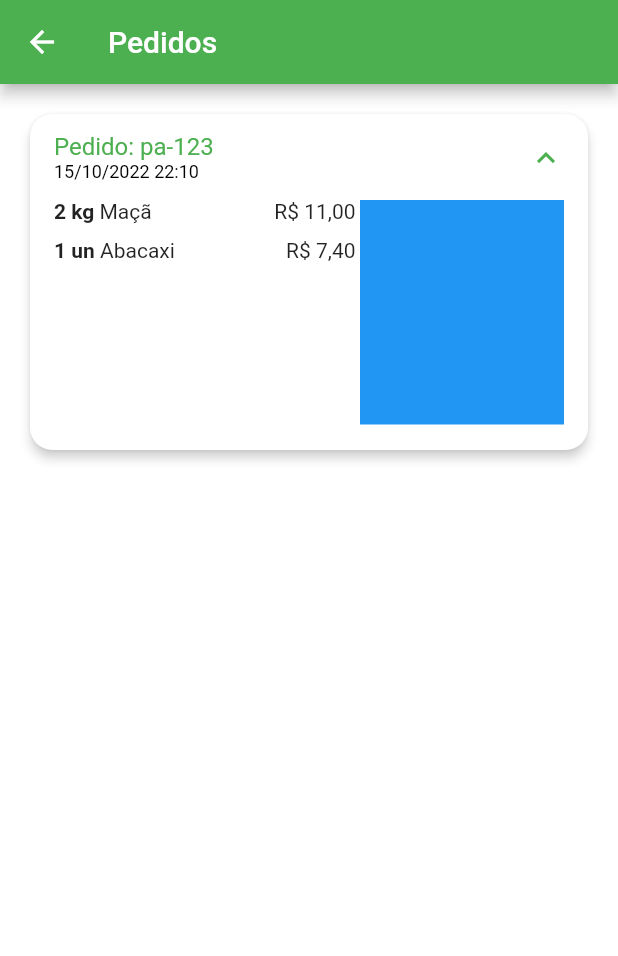
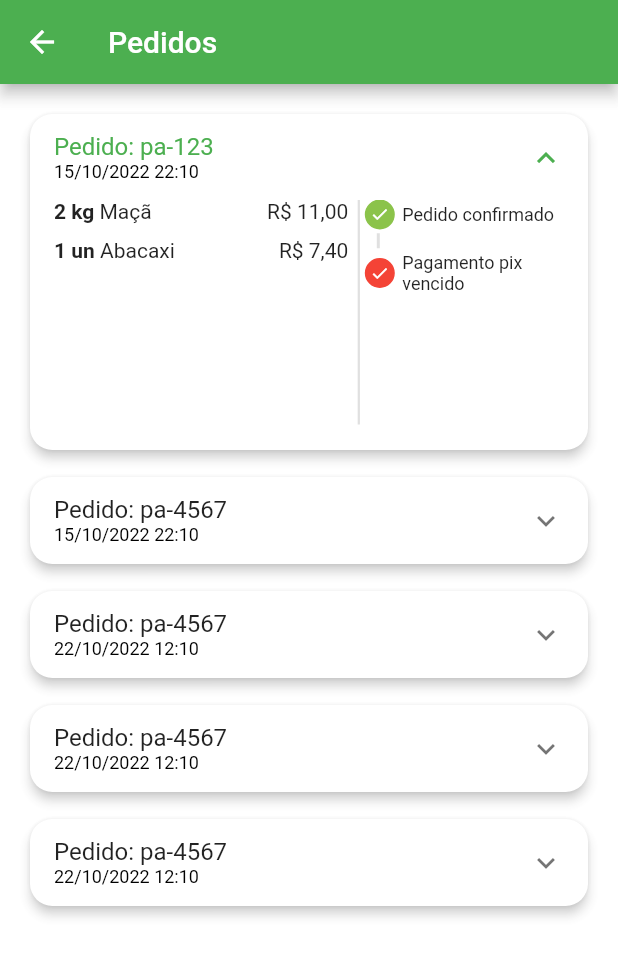
Before and after one commit to oliveiraxavier/quitanda-virtual-1-mx, a Flutter app: the OrdersTab screen opened directly, after a tap on an icon or button, on a phone screen of 412 x 824 dp. Shown: the top 956 px of the screen. Run offline on Flutter 3.47's test engine with Material 2 defaults, Android fonts, the phone set to English and light mode, and no system bars; our stand-ins replace animated_text_kit, badges, mask_text_input_formatter.

Commit message:
Start quitanda virtual - Aula 43-

```diff
--- a/lib/src/config/app_data.dart
+++ b/lib/src/config/app_data.dart
@@ -123,4 +123,92 @@ List<OrderModel> orders = [
     copyAndPaste: 'qwerqsder',
     total: 12.9,
   ),
+  OrderModel(
+    id: 'pa-4567',
+    createdDateTime: DateTime.parse(
+      '2022-10-15 22:10:12.450',
+    ),
+    overdueDateTime: DateTime.parse(
+      '2022-10-15 22:15:12.450',
+    ),
+    items: [
+      CartItemModel(
+        item: manga,
+        quantity: 1,
+      ),
+      CartItemModel(
+        item: abacaxi,
+        quantity: 1,
+      ),
+    ],
+    status: 'refunded',
+    copyAndPaste: 'qwerqsder',
+    total: 12.9,
+  ),
+  OrderModel(
+    id: 'pa-4567',
+    createdDateTime: DateTime.parse(
+      '2022-10-22 12:10:12.450',
+    ),
+    overdueDateTime: DateTime.parse(
+      '2022-10-22 22:15:12.450',
+    ),
+    items: [
+      CartItemModel(
+        item: manga,
+        quantity: 1,
+      ),
+      CartItemModel(
+        item: abacaxi,
+        quantity: 1,
+      ),
+    ],
+    status: 'delivered',
+    copyAndPaste: 'qwerqsder',
+    total: 12.9,
+  ),
+  OrderModel(
+    id: 'pa-4567',
+    createdDateTime: DateTime.parse(
+      '2022-10-22 12:10:12.450',
+    ),
+    overdueDateTime: DateTime.parse(
+      '2022-10-22 22:15:12.450',
+    ),
+    items: [
+      CartItemModel(
+        item: manga,
+        quantity: 1,
+      ),
+      CartItemModel(
+        item: abacaxi,
+        quantity: 1,
+      ),
+    ],
+    status: 'delivered',
+    copyAndPaste: 'qwerqsder',
+    total: 12.9,
+  ),
+  OrderModel(
+    id: 'pa-4567',
+    createdDateTime: DateTime.parse(
+      '2022-10-22 12:10:12.450',
+    ),
+    overdueDateTime: DateTime.parse(
+      '2022-10-22 22:15:12.450',
+    ),
+    items: [
+      CartItemModel(
+        item: manga,
+        quantity: 1,
+      ),
+      CartItemModel(
+        item: abacaxi,
+        quantity: 1,
+      ),
+    ],
+    status: 'preparing_purchase',
+    copyAndPaste: 'qwerqsder',
+    total: 12.9,
+  ),
 ];
--- /dev/null
+++ b/lib/src/pages/orders/components/order_status_widget.dart
@@ -0,0 +1,149 @@
+import 'package:flutter/material.dart';
+import 'package:quitanda_virtual_mx/src/config/custom_colors.dart';
+
+class OrderStatusWidget extends StatelessWidget {
+  final String status;
+  final bool isOverdue;
+
+  final Map<String, int> allStatus = <String, int>{
+    'pending_payment': 0,
+    'refunded': 1,
+    'paid': 2,
+    'preparing_purchase': 3,
+    'shipping': 4,
+    'delivered': 5,
+  };
+
+  int get currentStatus => allStatus[status]!;
+
+  OrderStatusWidget({Key? key, required this.status, required this.isOverdue})
+      : super(key: key);
+
+  @override
+  Widget build(BuildContext context) {
+    return Column(
+      crossAxisAlignment: CrossAxisAlignment.start,
+      children: [
+        const _StatusDot(
+          isActive: true,
+          title: 'Pedido confirmado',
+        ),
+
+        const _CustomDotDivider(),
+
+        if (currentStatus == 1) ...[
+          const _StatusDot(
+            isActive: true,
+            title: 'Pix Extornado',
+            backgroundColor: Colors.orange,
+          ),
+        ] else if (isOverdue) ...[
+          const _StatusDot(
+            isActive: true,
+            title: 'Pagamento pix vencido',
+            backgroundColor: Colors.red,
+          ),
+        ] else ...[
+          _StatusDot(
+            isActive: currentStatus > 1,
+            title: 'Pagamento',
+          ),
+
+          const _CustomDotDivider(),
+
+          _StatusDot(
+            isActive: currentStatus > 2,
+            title: 'Preparando',
+          ),
+
+          const _CustomDotDivider(),
+
+          _StatusDot(
+            isActive: currentStatus > 3,
+            title: 'Envio',
+          ),
+
+          const _CustomDotDivider(),
+
+          _StatusDot(
+            isActive: currentStatus > 4,
+            title: 'Entregue',
+          ),
+
+        ],
+      ],
+    );
+  }
+}
+
+class _StatusDot extends StatelessWidget {
+  final bool isActive;
+  final String title;
+  final Color? backgroundColor;
+
+  const _StatusDot({
+    Key? key,
+    required this.isActive,
+    required this.title,
+    this.backgroundColor,
+  }) : super(key: key);
+
+  @override
+  Widget build(BuildContext context) {
+    return Row(
+      children: [
+        // Icone Dot
+        Container(
+          alignment: Alignment.center,
+          height: 20,
+          width: 20,
+          decoration: BoxDecoration(
+            shape: BoxShape.circle,
+            border: Border.all(
+              color: backgroundColor ?? CustomColors.customSwatchColor,
+            ),
+            color: isActive
+                ? (backgroundColor ?? CustomColors.customSwatchColor)
+                : Colors.transparent,
+          ),
+          child: isActive
+              ? const Icon(
+                  Icons.check,
+                  size: 13,
+                  color: Colors.white,
+                )
+              : const SizedBox.shrink(),
+        ),
+        const SizedBox(
+          width: 5,
+        ),
+        //Texto
+        Expanded(
+          child: Text(
+            title,
+            style: TextStyle(
+              fontSize: 12,
+            ),
+          ),
+        ),
+      ],
+    );
+  }
+}
+
+class _CustomDotDivider extends StatelessWidget {
+  const _CustomDotDivider({Key? key}) : super(key: key);
+
+  @override
+  Widget build(BuildContext context) {
+    return Container(
+      margin: const EdgeInsets.symmetric(
+        horizontal: 8,
+        vertical: 2.5,
+      ),
+      height: 10,
+      width: 2,
+      color: Colors.grey.shade300,
+    );
+  }
+}
--- a/lib/src/pages/orders/components/order_tile.dart
+++ b/lib/src/pages/orders/components/order_tile.dart
@@ -1,5 +1,6 @@
 import 'package:flutter/material.dart';
 import 'package:quitanda_virtual_mx/src/models/order_model.dart';
+import 'package:quitanda_virtual_mx/src/pages/orders/components/order_status_widget.dart';
 import 'package:quitanda_virtual_mx/src/services/utils_services.dart';
 
 import '../../../models/cart_item_model.dart';
@@ -38,32 +39,16 @@ class OrderTile extends StatelessWidget {
               ),
             ],
           ),
-          // subtitle: Container(
-          //   padding: const EdgeInsets.only(left: 35, right: 0),
-          //   child: Column(
-          //     crossAxisAlignment: CrossAxisAlignment.stretch,
-          //     mainAxisAlignment: MainAxisAlignment.end,
-          //     children: [
-          //       ElevatedButton(
-          //         style: ElevatedButton.styleFrom(
-          //           shape: RoundedRectangleBorder(
-          //             borderRadius: BorderRadius.circular(15),
-          //           ),
-          //         ),
-          //         onPressed: () {},
-          //         child: Text('Ver código pixx'),
-          //       ),
-          //     ],
-          //   ),
-          // ),
           childrenPadding: const EdgeInsets.fromLTRB(16, 0, 16, 16),
           children: [
-            SizedBox(
-              height: 150,
+            IntrinsicHeight(
               child: Row(
                 children: [
+                  //Lista de produtos
                   Expanded(
                     flex: 3,
+                    child: SizedBox(
+                      height: 150,
                       child: ListView(
                         children: order.items.map((orderItem) {
                           return _OrderItemTileWidget(
@@ -73,10 +58,21 @@ class OrderTile extends StatelessWidget {
                         }).toList(),
                       ),
                     ),
+                  ),
+
+                  //Divisão
+                  const VerticalDivider(
+                    color: Colors.black12,
+                    thickness: 1.5,
+                    width: 8,
+                  ),
+                  //Status do pedido
                   Expanded(
                     flex: 2,
-                    child: Container(
-                      color: Colors.blue,
+                    child: OrderStatusWidget(
+                      status: order.status,
+                      isOverdue: order.overdueDateTime.isBefore(DateTime.now()),
+
                     ),
                   ),
                 ],
```
Lines whose indentation alone changed are shown as unchanged.
